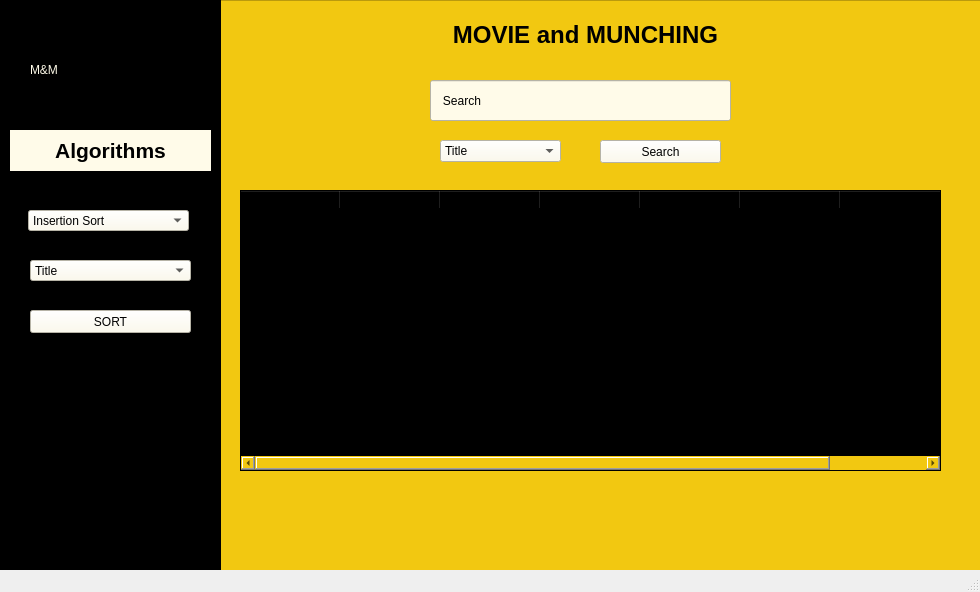
Old version of the form Screen.ui in the repository 9T9DEVILX/CS261F21PID67.
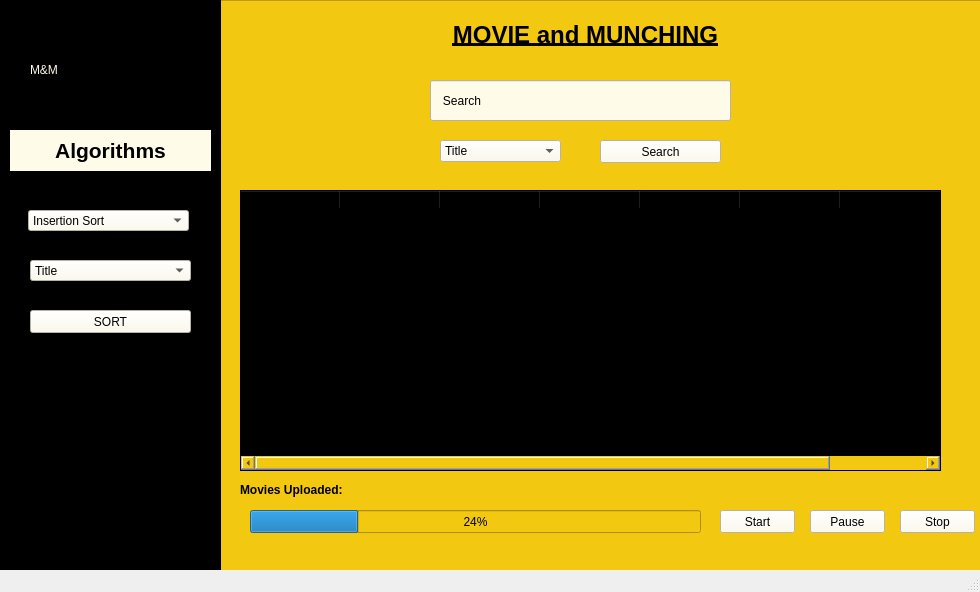
New version of the form. Icons and pictures are not drawn.

Commit message:
GUI and Scrapped Data
Complete GUI and fully Scrapped data txt file with csv link

The edit to the form file:
```diff
--- a/Screen.ui
+++ b/Screen.ui
@@ -19,7 +19,7 @@
      <rect>
       <x>220</x>
       <y>0</y>
-      <width>761</width>
+      <width>781</width>
       <height>591</height>
      </rect>
     </property>
@@ -102,7 +102,7 @@
 </string>
      </property>
      <property name="text">
-      <string>&lt;html&gt;&lt;head/&gt;&lt;body&gt;&lt;p align=&quot;center&quot;&gt;&lt;span style=&quot; font-size:18pt; font-weight:600; color:#000000;&quot;&gt;MOVIE and MUNCHING&lt;/span&gt;&lt;/p&gt;&lt;/body&gt;&lt;/html&gt;</string>
+      <string>&lt;html&gt;&lt;head/&gt;&lt;body&gt;&lt;p align=&quot;center&quot;&gt;&lt;span style=&quot; font-size:18pt; font-weight:600; text-decoration: underline; color:#000000;&quot;&gt;MOVIE and MUNCHING&lt;/span&gt;&lt;/p&gt;&lt;/body&gt;&lt;/html&gt;</string>
      </property>
     </widget>
     <widget class="QLineEdit" name="lineEdit">
@@ -190,6 +190,86 @@
       <string>Search</string>
      </property>
     </widget>
+    <widget class="QProgressBar" name="progressBar">
+     <property name="geometry">
+      <rect>
+       <x>30</x>
+       <y>510</y>
+       <width>451</width>
+       <height>23</height>
+      </rect>
+     </property>
+     <property name="styleSheet">
+      <string notr="true"/>
+     </property>
+     <property name="value">
+      <number>24</number>
+     </property>
+    </widget>
+    <widget class="QLabel" name="label_6">
+     <property name="geometry">
+      <rect>
+       <x>20</x>
+       <y>480</y>
+       <width>131</width>
+       <height>21</height>
+      </rect>
+     </property>
+     <property name="styleSheet">
+      <string notr="true">font: 11pt &quot;Viner Hand ITC&quot;;</string>
+     </property>
+     <property name="text">
+      <string>&lt;html&gt;&lt;head/&gt;&lt;body&gt;&lt;p&gt;&lt;span style=&quot; font-weight:600;&quot;&gt;Movies Uploaded:&lt;/span&gt;&lt;/p&gt;&lt;/body&gt;&lt;/html&gt;</string>
+     </property>
+    </widget>
+    <widget class="QPushButton" name="pushButton_3">
+     <property name="geometry">
+      <rect>
+       <x>500</x>
+       <y>510</y>
+       <width>75</width>
+       <height>23</height>
+      </rect>
+     </property>
+     <property name="styleSheet">
+      <string notr="true">background-color: rgb(255, 251, 233);</string>
+     </property>
+     <property name="text">
+      <string>Start</string>
+     </property>
+    </widget>
+    <widget class="QPushButton" name="pushButton_4">
+     <property name="geometry">
+      <rect>
+       <x>590</x>
+       <y>510</y>
+       <width>75</width>
+       <height>23</height>
+      </rect>
+     </property>
+     <property name="styleSheet">
+      <string notr="true">background-color: rgb(255, 251, 233);</string>
+     </property>
+     <property name="text">
+      <string>Pause</string>
+     </property>
+    </widget>
+    <widget class="QPushButton" name="pushButton_5">
+     <property name="geometry">
+      <rect>
+       <x>680</x>
+       <y>510</y>
+       <width>75</width>
+       <height>23</height>
+      </rect>
+     </property>
+     <property name="styleSheet">
+      <string notr="true">background-color: rgb(255, 251, 233);</string>
+     </property>
+     <property name="text">
+      <string>Stop</string>
+     </property>
+    </widget>
    </widget>
    <widget class="QFrame" name="frame_2">
     <property name="geometry">
```
Left out of the diff: 3 changed lines with no effect on the pictures. The commit also changes 6 other files.
